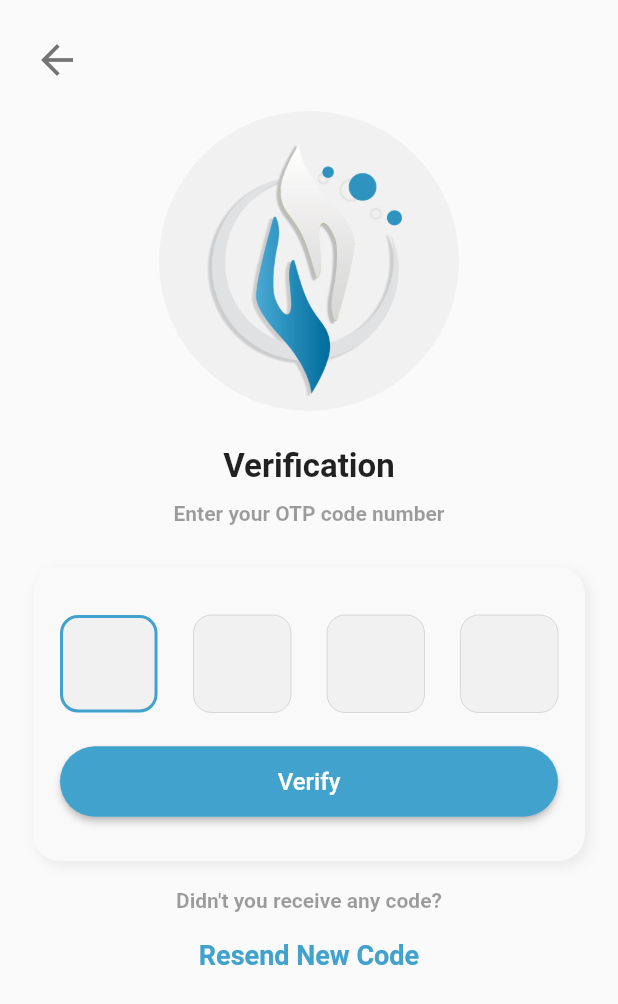
After one commit to diwasneupane/frontend_FeedTheNeed_flutter, a Flutter app: the Otp screen opened directly, on a phone screen of 412 x 824 dp. The commit adds this screen. Shown: the top 1004 px of the screen. Run offline on Flutter 3.47's test engine with Material 2 defaults, Android fonts, the phone set to English and light mode, and no system bars; our stand-ins replace bottom_navy_bar, dio, email_validator, fl_chart, flutter_pw_validator, google_maps_flutter and 4 more; missing offline and left inert: dio_http_cache, stories_for_flutter; accounts and stored records are empty.

Commit message:
otp verification screen ui

```diff
--- a/lib/main.dart
+++ b/lib/main.dart
@@ -4,6 +4,7 @@ import 'package:feedtheneed/screens/blog_description.dart';
 import 'package:feedtheneed/screens/changepassword.dart';
 import 'package:feedtheneed/screens/contactUs.dart';
 import 'package:feedtheneed/screens/dashboard.dart';
+import 'package:feedtheneed/screens/email.dart';
 import 'package:feedtheneed/screens/helpandsupport.dart';
 import 'package:feedtheneed/screens/login.dart';
 import 'package:feedtheneed/screens/map.dart';
@@ -36,7 +37,8 @@ void main() {
         '/map': (context) => const MapScreen(),
         '/blogdescription': (context) => const BlogDescription(),
         '/aboutUs': (context) => const AboutUs(),
-        '/changepassword': (context) => const ChangePassword()
+        '/changepassword': (context) => const ChangePassword(),
+        '/email': (context) => const Email()
       },
     ),
   );
--- /dev/null
+++ b/lib/screens/otpenter.dart
@@ -0,0 +1,202 @@
+import 'package:flutter/material.dart';
+
+class Otp extends StatefulWidget {
+  const Otp({super.key});
+
+  @override
+  State<Otp> createState() => _OtpState();
+}
+
+class _OtpState extends State<Otp> {
+  @override
+  Widget build(BuildContext context) {
+    return Scaffold(
+      resizeToAvoidBottomInset: false,
+      // backgroundColor: const Color(0xfff7f6fb),
+      body: SafeArea(
+        child: Padding(
+          padding: const EdgeInsets.symmetric(vertical: 24, horizontal: 22),
+          child: Column(
+            children: [
+              Align(
+                alignment: Alignment.topLeft,
+                child: GestureDetector(
+                  onTap: () => Navigator.pop(context),
+                  child: const Icon(
+                    Icons.arrow_back,
+                    size: 32,
+                    color: Colors.black54,
+                  ),
+                ),
+              ),
+              const SizedBox(
+                height: 18,
+              ),
+              Container(
+                width: 200,
+                height: 200,
+                decoration: const BoxDecoration(
+                  color: Color.fromARGB(255, 241, 241, 241),
+                  shape: BoxShape.circle,
+                ),
+                child: Image.asset(
+                  'assets/images/logo.png',
+                ),
+              ),
+              const SizedBox(
+                height: 24,
+              ),
+              const Text(
+                'Verification',
+                style: TextStyle(
+                  fontSize: 22,
+                  fontWeight: FontWeight.bold,
+                ),
+              ),
+              const SizedBox(
+                height: 10,
+              ),
+              const Text(
+                "Enter your OTP code number",
+                style: TextStyle(
+                  fontSize: 14,
+                  fontWeight: FontWeight.bold,
+                  color: Colors.black38,
+                ),
+                textAlign: TextAlign.center,
+              ),
+              const SizedBox(
+                height: 28,
+              ),
+              Container(
+                padding: const EdgeInsets.all(18),
+                decoration: BoxDecoration(
+                  color: const Color.fromARGB(255, 249, 249, 249),
+                  // color: const Color.fromARGB(255, 245, 245, 245),
+                  borderRadius: BorderRadius.circular(18),
+                  boxShadow: [
+                    BoxShadow(
+                      color: Colors.black.withOpacity(0.06),
+                      spreadRadius: 1,
+                      blurRadius: 6,
+                      offset: const Offset(3, 3), // changes position of shadow
+                    ),
+                  ],
+                ),
+                child: SizedBox(
+                  height: 160,
+                  child: Column(
+                    children: [
+                      Padding(
+                        padding: const EdgeInsets.only(top: 14.0),
+                        child: Row(
+                          mainAxisAlignment: MainAxisAlignment.spaceBetween,
+                          children: [
+                            _textFieldOTP(first: true, last: false),
+                            _textFieldOTP(first: false, last: false),
+                            _textFieldOTP(first: false, last: false),
+                            _textFieldOTP(first: false, last: true),
+                          ],
+                        ),
+                      ),
+                      const SizedBox(
+                        height: 22,
+                      ),
+                      SizedBox(
+                        width: double.infinity,
+                        child: ElevatedButton(
+                          onPressed: () {},
+                          style: ButtonStyle(
+                            foregroundColor:
+                                MaterialStateProperty.all<Color>(Colors.white),
+                            backgroundColor: MaterialStateProperty.all<Color>(
+                                const Color(0xFF41A2CD)),
+                            shape: MaterialStateProperty.all<
+                                RoundedRectangleBorder>(
+                              RoundedRectangleBorder(
+                                borderRadius: BorderRadius.circular(24.0),
+                              ),
+                            ),
+                          ),
+                          child: const Padding(
+                            padding: EdgeInsets.all(14.0),
+                            child: Text(
+                              'Verify',
+                              style: TextStyle(fontSize: 16),
+                            ),
+                          ),
+                        ),
+                      )
+                    ],
+                  ),
+                ),
+              ),
+              const SizedBox(
+                height: 18,
+              ),
+              const Text(
+                "Didn't you receive any code?",
+                style: TextStyle(
+                  fontSize: 14,
+                  fontWeight: FontWeight.bold,
+                  color: Colors.black38,
+                ),
+                textAlign: TextAlign.center,
+              ),
+              const SizedBox(
+                height: 18,
+              ),
+              const Text(
+                "Resend New Code",
+                style: TextStyle(
+                  fontSize: 18,
+                  fontWeight: FontWeight.bold,
+                  color: Color(0xFF41A2CD),
+                ),
+                textAlign: TextAlign.center,
+              ),
+            ],
+          ),
+        ),
+      ),
+    );
+  }
+
+  Widget _textFieldOTP({required bool first, last}) {
+    return SizedBox(
+      height: 65,
+      child: AspectRatio(
+        aspectRatio: 1.0,
+        child: TextFormField(
+          autofocus: true,
+          onChanged: (value) {
+            if (value.length == 1 && last == false) {
+              FocusScope.of(context).nextFocus();
+            }
+            if (value.isEmpty && first == false) {
+              FocusScope.of(context).previousFocus();
+            }
+          },
+          showCursor: false,
+          readOnly: false,
+          textAlign: TextAlign.center,
+          style: const TextStyle(fontSize: 25),
+          keyboardType: TextInputType.number,
+          maxLength: 1,
+          decoration: InputDecoration(
+            filled: true,
+            fillColor: const Color.fromARGB(255, 242, 241, 241),
+            counter: const Offstage(),
+            enabledBorder: OutlineInputBorder(
+                borderSide: const BorderSide(width: 0, color: Colors.black12),
+                borderRadius: BorderRadius.circular(12)),
+            focusedBorder: OutlineInputBorder(
+                borderSide:
+                    const BorderSide(width: 2, color: Color(0xFF41A2CD)),
+                borderRadius: BorderRadius.circular(12)),
+          ),
+        ),
+      ),
+    );
+  }
+}
```
Also changed, not shown: lib/screens/blogscreen.dart (+10 -10 lines), lib/screens/email.dart (added, +163 -0 lines), lib/screens/login.dart (+16 -5 lines).
